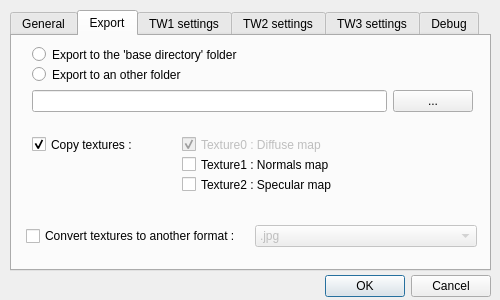
JLouis-B/RedTools, file W2ENT_QT/GUI_Options.ui: the form before one commit.
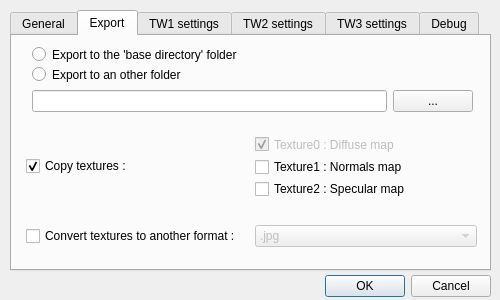
The form after the commit. The open tabs and pages were chosen to show the change.

Diff of the .ui file:
```diff
--- a/W2ENT_QT/GUI_Options.ui
+++ b/W2ENT_QT/GUI_Options.ui
@@ -181,67 +181,6 @@
       <string>Export to an other folder</string>
      </property>
     </widget>
-    <widget class="QCheckBox" name="checkBox_export_copyTexturesSlot0">
-     <property name="enabled">
-      <bool>false</bool>
-     </property>
-     <property name="geometry">
-      <rect>
-       <x>170</x>
-       <y>100</y>
-       <width>201</width>
-       <height>17</height>
-      </rect>
-     </property>
-     <property name="text">
-      <string>Texture0 : Diffuse map</string>
-     </property>
-     <property name="checked">
-      <bool>true</bool>
-     </property>
-    </widget>
-    <widget class="QCheckBox" name="checkBox_export_copyTexturesSlot1">
-     <property name="geometry">
-      <rect>
-       <x>170</x>
-       <y>120</y>
-       <width>201</width>
-       <height>17</height>
-      </rect>
-     </property>
-     <property name="text">
-      <string>Texture1 : Normals map</string>
-     </property>
-    </widget>
-    <widget class="QCheckBox" name="checkBox_export_copyTextures">
-     <property name="geometry">
-      <rect>
-       <x>20</x>
-       <y>100</y>
-       <width>141</width>
-       <height>17</height>
-      </rect>
-     </property>
-     <property name="text">
-      <string>Copy textures :</string>
-     </property>
-     <property name="checked">
-      <bool>true</bool>
-     </property>
-    </widget>
-    <widget class="QCheckBox" name="checkBox_export_copyTexturesSlot2">
-     <property name="geometry">
-      <rect>
-       <x>170</x>
-       <y>140</y>
-       <width>201</width>
-       <height>17</height>
-      </rect>
-     </property>
-     <property name="text">
-      <string>Texture2 : Specular map</string>
-     </property>
-    </widget>
     <widget class="QWidget" name="horizontalLayoutWidget_2">
      <property name="geometry">
       <rect>
@@ -315,6 +254,59 @@
       </item>
      </layout>
     </widget>
+    <widget class="QWidget" name="horizontalLayoutWidget_5">
+     <property name="geometry">
+      <rect>
+       <x>14</x>
+       <y>100</y>
+       <width>451</width>
+       <height>61</height>
+      </rect>
+     </property>
+     <layout class="QHBoxLayout" name="horizontalLayout_4">
+      <item>
+       <widget class="QCheckBox" name="checkBox_export_copyTextures">
+        <property name="text">
+         <string>Copy textures :</string>
+        </property>
+        <property name="checked">
+         <bool>true</bool>
+        </property>
+       </widget>
+      </item>
+      <item>
+       <layout class="QVBoxLayout" name="verticalLayout_2">
+        <item>
+         <widget class="QCheckBox" name="checkBox_export_copyTexturesSlot0">
+          <property name="enabled">
+           <bool>false</bool>
+          </property>
+          <property name="text">
+           <string>Texture0 : Diffuse map</string>
+          </property>
+          <property name="checked">
+           <bool>true</bool>
+          </property>
+         </widget>
+        </item>
+        <item>
+         <widget class="QCheckBox" name="checkBox_export_copyTexturesSlot1">
+          <property name="text">
+           <string>Texture1 : Normals map</string>
+          </property>
+         </widget>
+        </item>
+        <item>
+         <widget class="QCheckBox" name="checkBox_export_copyTexturesSlot2">
+          <property name="text">
+           <string>Texture2 : Specular map</string>
+          </property>
+         </widget>
+        </item>
+       </layout>
+      </item>
+     </layout>
+    </widget>
    </widget>
    <widget class="QWidget" name="tab_tw1">
     <attribute name="title">
```
Left out of the diff: 2 changed lines with no effect on the pictures.
